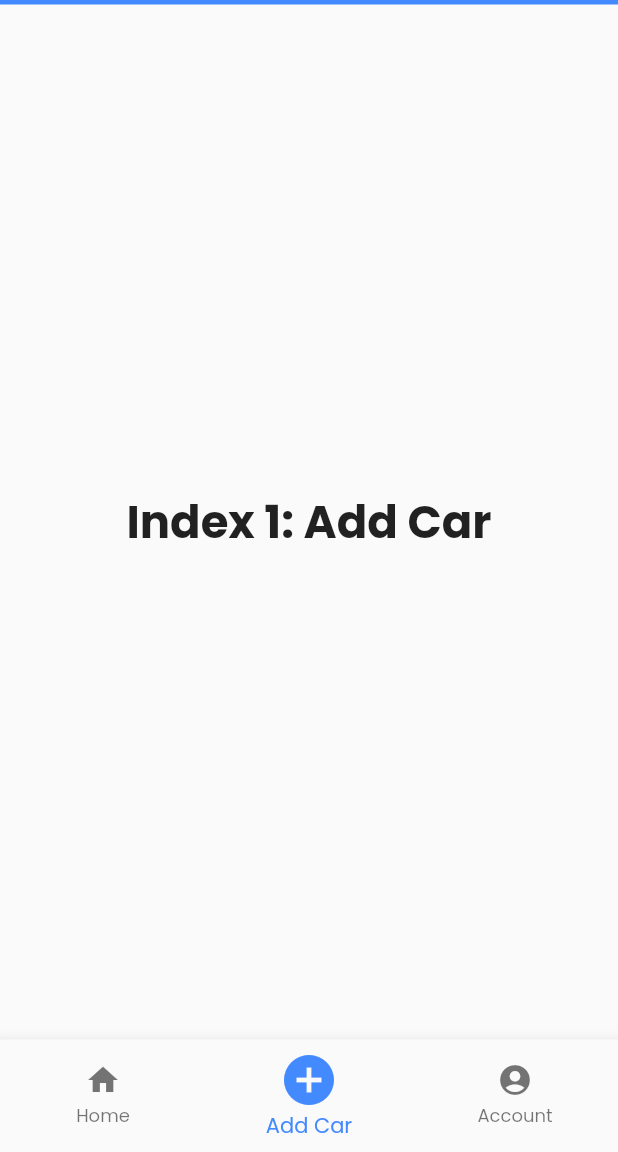
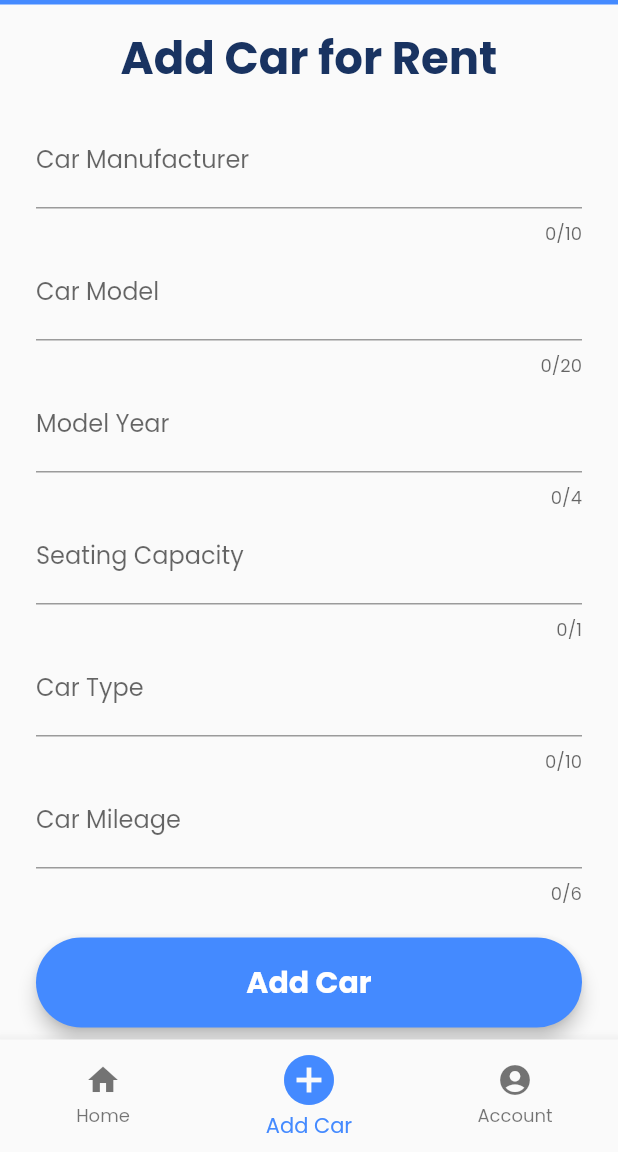
Before and after one commit to ahmadaba14/car_rental_app, a Flutter app: the HomeScreen screen opened directly, item 2 of the bottom bar chosen, on a phone screen of 412 x 824 dp, the part 84-1236 px from its top. Run offline on Flutter 3.47's test engine with Material 2 defaults, Android fonts, the phone set to English and light mode, and no system bars; our stand-ins replace animated_splash_screen, cloud_firestore, country_code_picker, firebase_auth, firebase_core, fluttertoast and 1 more; missing offline and left inert: flutter_facebook_auth; accounts and stored records are empty.

Commit message:
Add Car Pages

```diff
--- a/lib/screen/home_screen.dart
+++ b/lib/screen/home_screen.dart
@@ -1,3 +1,4 @@
+import 'package:car_rental_app/screen/navBarItems/addCar.dart';
 import 'package:car_rental_app/screen/navBarItems/home.dart';
 import 'package:flutter/material.dart';
 
@@ -72,10 +73,7 @@ class _HomeScreenState extends State<HomeScreen> {
       TextStyle(fontSize: 30, fontWeight: FontWeight.bold);
   static const List<Widget> _widgetOptions = <Widget>[
     Home(),
-    Text(
-      'Index 1: Add Car',
-      style: optionStyle,
-    ),
+    AddCarPage(),
     Text(
       'Index 2: Account',
       style: optionStyle,
--- /dev/null
+++ b/lib/screen/navBarItems/addCar.dart
@@ -0,0 +1,171 @@
+import 'package:car_rental_app/widgets/custom_text.dart';
+import 'package:flutter/material.dart';
+import 'package:intl/intl.dart';
+
+class AddCarPage extends StatefulWidget {
+  const AddCarPage({Key? key}) : super(key: key);
+
+  @override
+  _AddCarPageState createState() => _AddCarPageState();
+}
+
+class _AddCarPageState extends State<AddCarPage> {
+  final _formKey = GlobalKey<FormState>();
+
+  final carManufacturerController = new TextEditingController();
+  final carModelController = new TextEditingController();
+  final modelYearController = new TextEditingController();
+  final seatingCapacityController = new TextEditingController();
+  final carTypeController = new TextEditingController();
+  final carMileageController = new TextEditingController();
+
+  @override
+  Widget build(BuildContext context) {
+    final carManufacturerField = TextFormField(
+      controller: carManufacturerController,
+      decoration: InputDecoration(labelText: 'Car Manufacturer'),
+      maxLength: 10,
+      validator: (value) {
+        if (value!.isEmpty) {
+          return 'Car Manufacturer is Required';
+        }
+        return null;
+      },
+      onSaved: (value) {
+        carManufacturerController.text = value!;
+      },
+      textInputAction: TextInputAction.next,
+    );
+
+    final carModelField = TextFormField(
+      controller: carModelController,
+      decoration: InputDecoration(labelText: 'Car Model'),
+      maxLength: 20,
+      validator: (value) {
+        if (value!.isEmpty) {
+          return 'Car Model is Required';
+        }
+        return null;
+      },
+      onSaved: (value) {
+        carModelController.text = value!;
+      },
+      textInputAction: TextInputAction.next,
+    );
+
+    final modelYearField = TextFormField(
+      controller: modelYearController,
+      decoration: InputDecoration(labelText: 'Model Year'),
+      keyboardType: TextInputType.number,
+      maxLength: 4,
+      validator: (value) {
+        if (value!.isEmpty) {
+          return 'Model Year is Required';
+        }
+        return null;
+      },
+      onSaved: (value) {
+        modelYearController.text = value!;
+      },
+      textInputAction: TextInputAction.next,
+    );
+
+    final seatingCapacityField = TextFormField(
+      controller: seatingCapacityController,
+      decoration: InputDecoration(labelText: 'Seating Capacity'),
+      keyboardType: TextInputType.number,
+      maxLength: 1,
+      validator: (value) {
+        if (value!.isEmpty) {
+          return 'Seating Capacity is Required';
+        }
+        return null;
+      },
+      onSaved: (value) {
+        seatingCapacityController.text = value!;
+      },
+      textInputAction: TextInputAction.next,
+    );
+
+    final carTypeField = TextFormField(
+      controller: seatingCapacityController,
+      decoration: InputDecoration(labelText: 'Car Type'),
+      maxLength: 10,
+      validator: (value) {
+        if (value!.isEmpty) {
+          return 'Car Type is Required';
+        }
+        return null;
+      },
+      onSaved: (value) {
+        carTypeController.text = value!;
+      },
+      textInputAction: TextInputAction.next,
+    );
+
+    final carMileageField = TextFormField(
+      controller: carMileageController,
+      decoration: InputDecoration(labelText: 'Car Mileage'),
+      keyboardType: TextInputType.number,
+      maxLength: 6,
+      validator: (value) {
+        if (value!.isEmpty) {
+          return 'Car Type is Required';
+        }
+        return null;
+      },
+      onSaved: (value) {
+        carMileageController.text = value!;
+      },
+      textInputAction: TextInputAction.done,
+    );
+
+    final AddCarButton = Material(
+      elevation: 5,
+      borderRadius: BorderRadius.circular(30),
+      color: Colors.blueAccent,
+      child: MaterialButton(
+        padding: EdgeInsets.fromLTRB(20, 15, 20, 15),
+        minWidth: MediaQuery.of(context).size.width,
+        onPressed: () {},
+        child: Text(
+          "Add Car",
+          textAlign: TextAlign.center,
+          style: TextStyle(
+              fontSize: 20, color: Colors.white, fontWeight: FontWeight.bold),
+        ),
+      ),
+    );
+
+    return Scaffold(
+      body: SingleChildScrollView(
+        child: Container(
+          margin: EdgeInsets.all(24),
+          child: Form(
+            key: _formKey,
+            child: Column(
+              mainAxisAlignment: MainAxisAlignment.center,
+              children: <Widget>[
+                CustomText(
+                  text: "Add Car for Rent",
+                  alignment: Alignment.topCenter,
+                  fontSize: 30,
+                  fontWeight: FontWeight.bold,
+                ),
+                SizedBox(height: 20),
+                carManufacturerField,
+                carModelField,
+                modelYearField,
+                seatingCapacityField,
+                carTypeField,
+                carMileageField,
+                SizedBox(height: 20),
+                AddCarButton,
+              ],
+            ),
+          ),
+        ),
+      ),
+    );
+  }
+}
```
